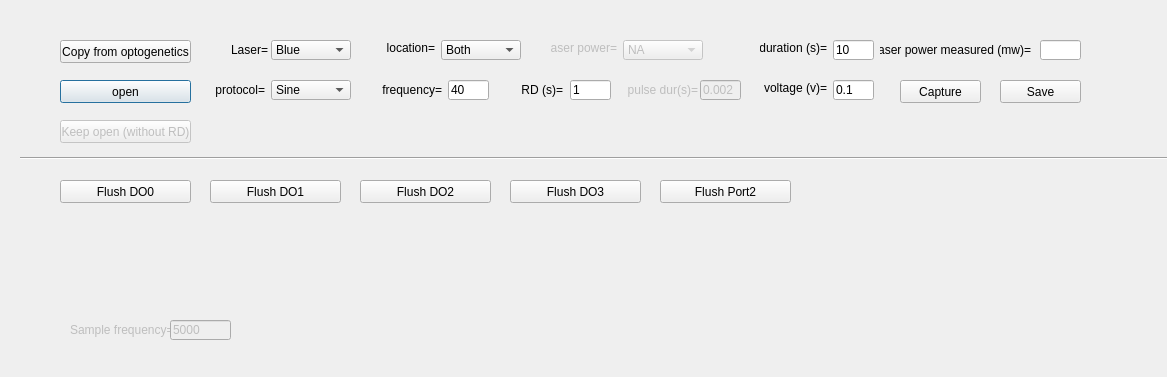
This is src/foraging_gui/CalibrationLaser.ui in AllenNeuralDynamics/dynamic-foraging-task as Qt 5 draws it before an edit. The edited form follows.
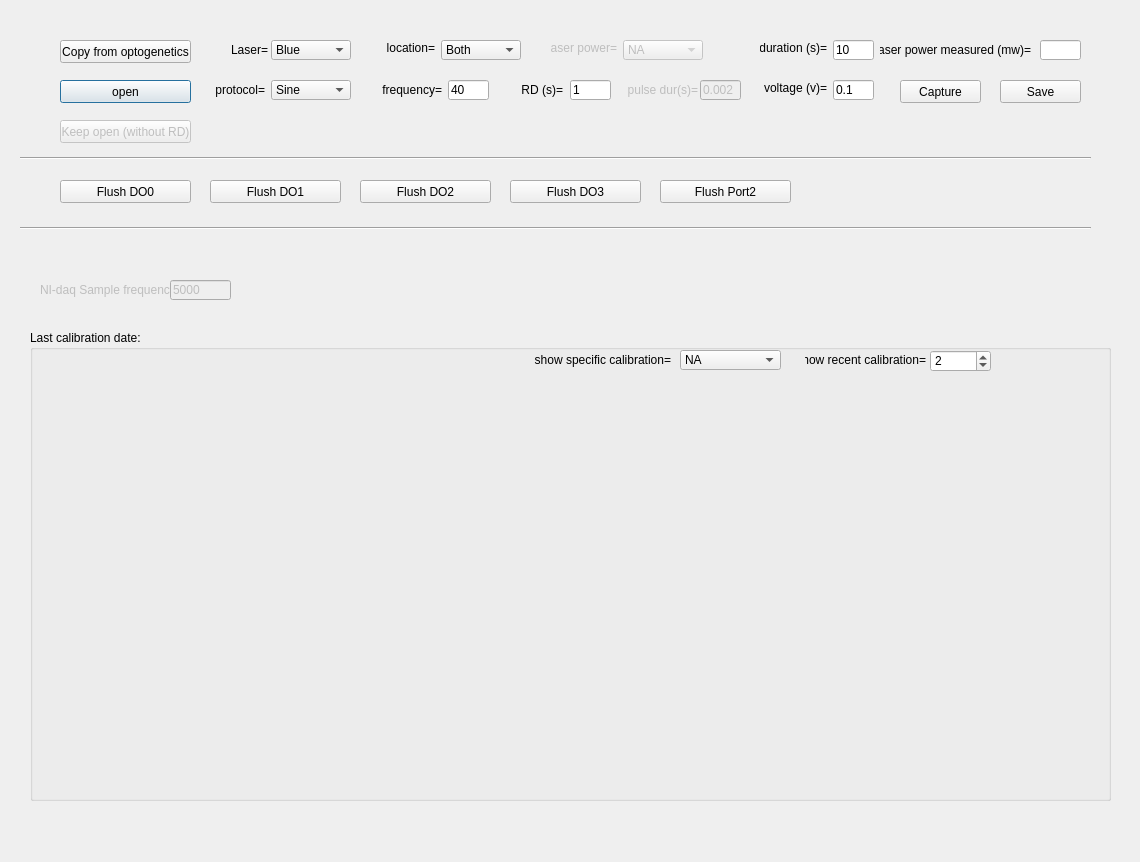
This is the edited form.

Commit message: Make the left and right laser power separately

```diff
--- a/src/foraging_gui/CalibrationLaser.ui
+++ b/src/foraging_gui/CalibrationLaser.ui
@@ -6,8 +6,8 @@
    <rect>
     <x>0</x>
     <y>0</y>
-    <width>1167</width>
-    <height>377</height>
+    <width>1140</width>
+    <height>862</height>
    </rect>
   </property>
   <property name="sizePolicy">
@@ -509,14 +509,14 @@
    </property>
    <property name="geometry">
     <rect>
-     <x>70</x>
-     <y>320</y>
-     <width>111</width>
+     <x>40</x>
+     <y>280</y>
+     <width>141</width>
      <height>20</height>
     </rect>
    </property>
    <property name="text">
-    <string>Sample frequency=</string>
+    <string>NI-daq Sample frequency=</string>
    </property>
   </widget>
   <widget class="QLineEdit" name="SampleFrequency">
@@ -526,7 +526,7 @@
    <property name="geometry">
     <rect>
      <x>170</x>
-     <y>320</y>
+     <y>280</y>
      <width>61</width>
      <height>20</height>
     </rect>
@@ -693,7 +693,7 @@
    <property name="geometry">
     <rect>
      <x>240</x>
-     <y>300</y>
+     <y>260</y>
      <width>611</width>
      <height>51</height>
     </rect>
@@ -722,7 +722,7 @@
     <rect>
      <x>20</x>
      <y>150</y>
-     <width>1191</width>
+     <width>1071</width>
      <height>16</height>
     </rect>
    </property>
@@ -846,6 +846,134 @@
     <bool>false</bool>
    </property>
   </widget>
+  <widget class="QGroupBox" name="VisuCalibrationLaser">
+   <property name="geometry">
+    <rect>
+     <x>30</x>
+     <y>330</y>
+     <width>1081</width>
+     <height>471</height>
+    </rect>
+   </property>
+   <property name="title">
+    <string>Last calibration date:</string>
+   </property>
+   <widget class="QSpinBox" name="showrecentlaser">
+    <property name="geometry">
+     <rect>
+      <x>900</x>
+      <y>20</y>
+      <width>61</width>
+      <height>22</height>
+     </rect>
+    </property>
+    <property name="sizePolicy">
+     <sizepolicy hsizetype="Expanding" vsizetype="Expanding">
+      <horstretch>0</horstretch>
+      <verstretch>0</verstretch>
+     </sizepolicy>
+    </property>
+    <property name="maximum">
+     <number>100000</number>
+    </property>
+    <property name="value">
+     <number>2</number>
+    </property>
+    <property name="displayIntegerBase">
+     <number>10</number>
+    </property>
+   </widget>
+   <widget class="QLabel" name="label_69">
+    <property name="geometry">
+     <rect>
+      <x>775</x>
+      <y>20</y>
+      <width>121</width>
+      <height>20</height>
+     </rect>
+    </property>
+    <property name="sizePolicy">
+     <sizepolicy hsizetype="Expanding" vsizetype="Expanding">
+      <horstretch>0</horstretch>
+      <verstretch>0</verstretch>
+     </sizepolicy>
+    </property>
+    <property name="text">
+     <string>show recent calibration=</string>
+    </property>
+    <property name="textFormat">
+     <enum>Qt::AutoText</enum>
+    </property>
+    <property name="alignment">
+     <set>Qt::AlignRight|Qt::AlignTrailing|Qt::AlignVCenter</set>
+    </property>
+   </widget>
+   <widget class="QLabel" name="label_70">
+    <property name="geometry">
+     <rect>
+      <x>500</x>
+      <y>20</y>
+      <width>141</width>
+      <height>20</height>
+     </rect>
+    </property>
+    <property name="sizePolicy">
+     <sizepolicy hsizetype="Expanding" vsizetype="Expanding">
+      <horstretch>0</horstretch>
+      <verstretch>0</verstretch>
+     </sizepolicy>
+    </property>
+    <property name="text">
+     <string>show specific calibration=</string>
+    </property>
+    <property name="textFormat">
+     <enum>Qt::AutoText</enum>
+    </property>
+    <property name="alignment">
+     <set>Qt::AlignRight|Qt::AlignTrailing|Qt::AlignVCenter</set>
+    </property>
+   </widget>
+   <widget class="QComboBox" name="showspecificcalilaser">
+    <property name="geometry">
+     <rect>
+      <x>650</x>
+      <y>20</y>
+      <width>101</width>
+      <height>20</height>
+     </rect>
+    </property>
+    <property name="sizePolicy">
+     <sizepolicy hsizetype="Expanding" vsizetype="Expanding">
+      <horstretch>0</horstretch>
+      <verstretch>0</verstretch>
+     </sizepolicy>
+    </property>
+    <item>
+     <property name="text">
+      <string>NA</string>
+     </property>
+    </item>
+   </widget>
+  </widget>
+  <widget class="Line" name="line_3">
+   <property name="geometry">
+    <rect>
+     <x>20</x>
+     <y>220</y>
+     <width>1071</width>
+     <height>16</height>
+    </rect>
+   </property>
+   <property name="sizePolicy">
+    <sizepolicy hsizetype="Expanding" vsizetype="Expanding">
+     <horstretch>0</horstretch>
+     <verstretch>0</verstretch>
+    </sizepolicy>
+   </property>
+   <property name="orientation">
+    <enum>Qt::Horizontal</enum>
+   </property>
+  </widget>
  </widget>
  <resources/>
  <connections/>
```
The commit also changes 6 other files.
